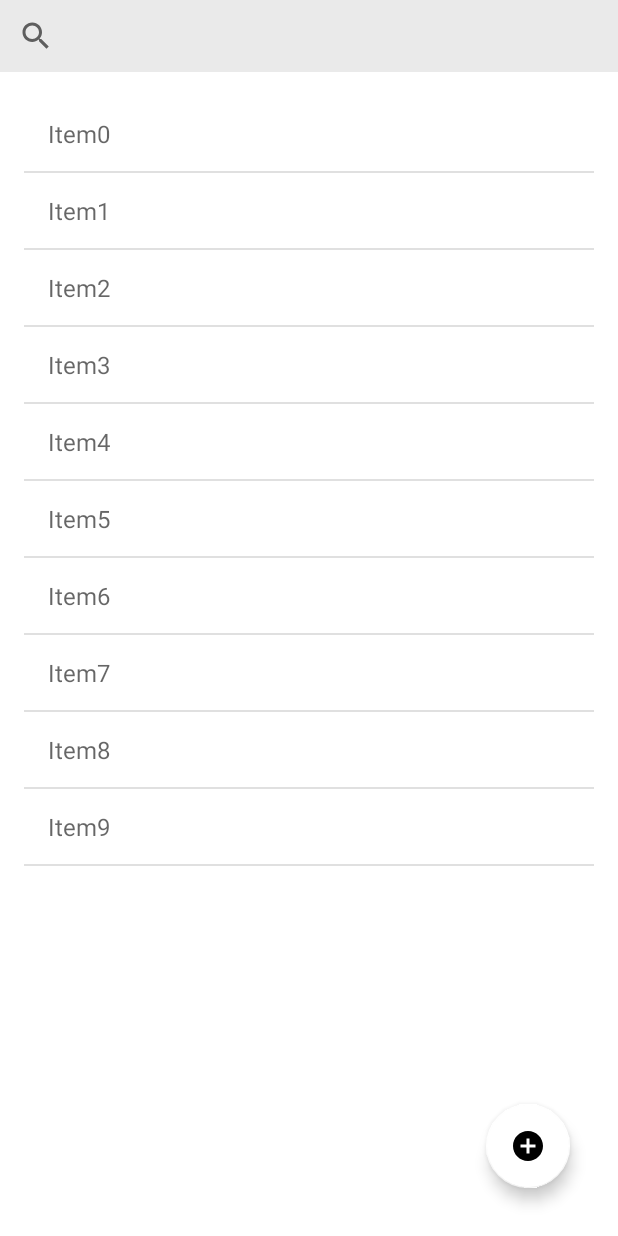
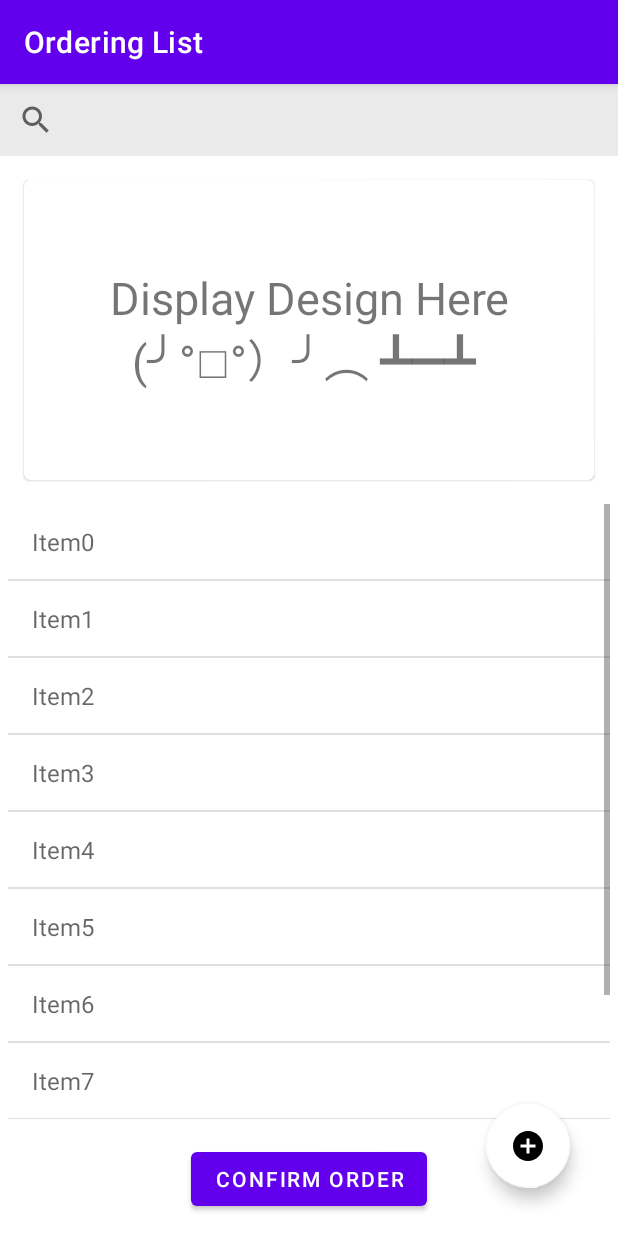
Before and after one commit to LBCesar/WarehouseManagmentSystem, an Android app: the EmployeeMenu screen opened directly, with no data from a screen before it, after a tap on "OrderList", on a phone screen of 412 x 824 dp. Run offline under Robolectric (Android 15) with nearby library versions, the light colour scheme and no system bars; our stand-ins replace data binding.

Commit message:
Orderlist & Add items Added.
Signed-off-by: ShoRaz~ <shorajmanandhar@hotmail.com>

```diff
--- a/app/src/main/java/com/example/warehousemanagmentsystem491b/Employee/EmployeeMenu.java
+++ b/app/src/main/java/com/example/warehousemanagmentsystem491b/Employee/EmployeeMenu.java
@@ -7,7 +7,6 @@ import android.view.Menu;
 import android.view.MenuItem;
 import android.view.View;
 import android.widget.AdapterView;
-import android.widget.ArrayAdapter;
 import android.widget.ListView;
 import android.widget.Toast;
 
@@ -29,8 +28,15 @@ public class EmployeeMenu extends AppCompatActivity {
             "OrderList",
             "Shift Management",
             "Suppliers",
-            "Customers",
-            "Profile"
+            "Customers"
+    };
+
+    private int[] employeeMenuImage = {
+            R.drawable.employee_mainmenu_manage_inventory,
+            R.drawable.employee_mainmenu_orderlist,
+            R.drawable.employee_mainmenu_shift_management,
+            R.drawable.employee_mainmenu_supplier,
+            R.drawable.employee_mainmenu_customer
     };
 
 
@@ -44,8 +50,7 @@ public class EmployeeMenu extends AppCompatActivity {
         setSupportActionBar(employee_toolbar);
 
 
-        ArrayAdapter adapter = new ArrayAdapter(this,
-                R.layout.list_employee_mainmenu, R.id.employee_mainmenu_textView, employeeMenu);
+        EmployeeMenuAdapter adapter = new EmployeeMenuAdapter(getApplicationContext(), employeeMenu, employeeMenuImage);
         employeeMenu_listView.setAdapter(adapter);
         employeeMenu_listView.setOnItemClickListener(new AdapterView.OnItemClickListener() {
             @Override
@@ -63,9 +68,6 @@ public class EmployeeMenu extends AppCompatActivity {
                     startActivity(startAddSupplier);
                 } else if (i == 4) {   // Customers
                     displayToast("Customers Clicked! ");
-                } else if (i == 5) {   // Profile
-                    Intent profile = new Intent(EmployeeMenu.this, Profile.class);
-                    startActivity(profile);
                 }
             }
         });
@@ -116,3 +118,12 @@ public class EmployeeMenu extends AppCompatActivity {
          - https://www.javatpoint.com/android-custom-listview
          - https://stackoverflow.com/questions/19662233/how-open-new-activity-clicking-an-item-in-listview
  */
+
+
+/**
+ * Customer:
+ * first name
+ * last name
+ * shipping address -> [strt number, city, zip]
+ * CreditCard-> [number, expiration, cvv]
+ */
--- /dev/null
+++ b/app/src/main/java/com/example/warehousemanagmentsystem491b/Employee/EmployeeMenuAdapter.java
@@ -0,0 +1,52 @@
+package com.example.warehousemanagmentsystem491b.Employee;
+
+import android.content.Context;
+import android.view.LayoutInflater;
+import android.view.View;
+import android.view.ViewGroup;
+import android.widget.BaseAdapter;
+import android.widget.ImageView;
+import android.widget.TextView;
+
+import com.example.warehousemanagmentsystem491b.R;
+
+public class EmployeeMenuAdapter extends BaseAdapter {
+
+    Context context;
+    String[] employeeMenu;
+    int[] employeeMenuImage;
+    LayoutInflater layoutInflater;
+
+    public EmployeeMenuAdapter(Context applicationContext, String[] employeeMenu, int[] employeeMenuImage) {
+        this.context = context;
+        this.employeeMenu = employeeMenu;
+        this.employeeMenuImage = employeeMenuImage;
+        this.layoutInflater = (LayoutInflater.from(applicationContext));
+    }
+
+    @Override
+    public int getCount() {
+        return employeeMenu.length;
+    }
+
+    @Override
+    public Object getItem(int i) {
+        return null;
+    }
+
+    @Override
+    public long getItemId(int i) {
+        return 0;
+    }
+
+    @Override
+    public View getView(int i, View view, ViewGroup viewGroup) {
+        view = layoutInflater.inflate(R.layout.list_employee_mainmenu, null);
+        TextView mainmenuText = view.findViewById(R.id.employee_mainmenu_textView);
+        ImageView mainmenuImage = view.findViewById(R.id.employee_mainmenu_imageView);
+        ;
+        mainmenuText.setText(employeeMenu[i]);
+        mainmenuImage.setImageResource(employeeMenuImage[i]);
+        return view;
+    }
+}
--- a/app/src/main/java/com/example/warehousemanagmentsystem491b/Profile/Profile.java
+++ b/app/src/main/java/com/example/warehousemanagmentsystem491b/Profile/Profile.java
@@ -59,6 +59,7 @@ public class Profile extends AppCompatActivity {
     public void EditProfileName(View view) {
         // Just to get ready if more things are added
         final EditText editProductName = (EditText) findViewById(R.id.profile_name);
+        final TextInputLayout editProductFullName = (TextInputLayout) findViewById(R.id.profile_full_name);
         if (view.getId() == R.id.test) {
             // Makes button invisible after being clicked
             final Button button = (Button) view;
@@ -72,6 +73,7 @@ public class Profile extends AppCompatActivity {
                 public boolean onKey(View view, int i, KeyEvent keyEvent) {
                     if ((keyEvent.getAction() == KeyEvent.ACTION_DOWN) && (i == KeyEvent.KEYCODE_ENTER)) {
                         editProductName.setEnabled(false);
+                        editProductFullName.setEnabled(false);
                         button.setVisibility(View.VISIBLE); // Makes button visible
                         return true;
                     }
--- a/app/src/main/res/layout/activity_order_list.xml
+++ b/app/src/main/res/layout/activity_order_list.xml
@@ -10,34 +10,73 @@
         tools:context=".MainActivity">
 
         <com.google.android.material.appbar.AppBarLayout
+            android:id="@+id/orderlist_appbar_layout"
             android:layout_width="match_parent"
-            android:layout_height="wrap_content">
+            android:layout_height="wrap_content"
+            android:theme="@style/ThemeOverlay.AppCompat.Dark">
+
+            <androidx.appcompat.widget.Toolbar
+                android:id="@+id/orderlist_toolbar"
+                android:layout_width="match_parent"
+                android:layout_height="?attr/actionBarSize"
+                app:title="Ordering List"></androidx.appcompat.widget.Toolbar>
 
         </com.google.android.material.appbar.AppBarLayout>
 
+        <!--       Remove: Take up useless space
+                This will go into the toolbar -->
         <androidx.appcompat.widget.SearchView
             android:id="@+id/orderlist_search"
             android:layout_width="match_parent"
             android:layout_height="wrap_content"
+            android:layout_below="@+id/orderlist_appbar_layout"
             android:background="#EAEAEA"
             android:clickable="true" />
+
+        <com.google.android.material.card.MaterialCardView
+            android:id="@+id/orderlist_cardview_display"
+            android:layout_width="match_parent"
+            android:layout_height="200dp"
+            android:layout_below="@id/orderlist_search"
+            android:layout_margin="16dp">
+
+            <TextView
+                android:layout_width="wrap_content"
+                android:layout_height="wrap_content"
+                android:layout_gravity="center"
+                android:gravity="center"
+                android:text="Display Design Here (╯°□°）╯︵ ┻━┻ "
+                android:textSize="30dp" />
+
+        </com.google.android.material.card.MaterialCardView>
 
         <androidx.recyclerview.widget.RecyclerView
             android:id="@+id/rv_itemDisplay"
             android:layout_width="match_parent"
             android:layout_height="wrap_content"
-            android:layout_below="@id/orderlist_search"
-            android:layout_marginTop="16dp"
-            android:layout_marginLeft="16dp"
-            android:layout_marginRight="16dp"
+            android:layout_above="@+id/orderlist_confirm_button"
+            android:layout_below="@id/orderlist_cardview_display"
+            android:layout_marginLeft="5dp"
+            android:layout_marginRight="5dp"
+            android:layout_marginBottom="16dp"
             android:scrollbars="vertical" />
+
+        <Button
+            android:id="@+id/orderlist_confirm_button"
+            android:layout_width="wrap_content"
+            android:layout_height="wrap_content"
+            android:layout_alignParentBottom="true"
+            android:layout_centerHorizontal="true"
+            android:layout_marginBottom="14dp"
+            android:text="Confirm Order"
+            android:textColor="@color/colorWhite" />
 
         <com.google.android.material.floatingactionbutton.FloatingActionButton
             android:id="@+id/orderlist_FAB1"
             android:layout_width="wrap_content"
             android:layout_height="wrap_content"
             android:layout_alignParentBottom="true"
-            android:layout_alignParentRight="true"
+            android:layout_alignParentEnd="true"
             android:layout_margin="32dp"
             app:fabSize="auto"
             app:hoveredFocusedTranslationZ="2dp"
--- a/app/src/main/res/layout/activity_profile.xml
+++ b/app/src/main/res/layout/activity_profile.xml
@@ -70,6 +70,7 @@
                 android:onClick="EditProfileName"
                 android:text="Edit"
                 android:textColor="@color/colorWhite" />
+
         </RelativeLayout>
         <!--Full Name-->
         <!--        <com.google.android.material.textfield.TextInputLayout-->
```
Also changed, not shown: app/src/main/res/layout/activity_employee_menu.xml (+8 -55 lines), app/src/main/res/layout/activity_login.xml (+18 -17 lines), app/src/main/res/layout/activity_order_product.xml (+15 -2 lines), app/src/main/res/layout/activity_splashscreen.xml (+4 -11 lines), app/src/main/res/layout/list_employee_mainmenu.xml (+16 -29 lines), app/src/main/res/layout/loginform.xml (+18 -6 lines), app/src/main/java/com/example/warehousemanagmentsystem491b/MainActivity.java (line endings or trailing spaces), app/src/main/res/drawable/background.jpg (added), app/src/main/res/drawable/employee_mainmenu_customer.png (added), app/src/main/res/drawable/employee_mainmenu_manage_inventory.png (added), app/src/main/res/drawable/employee_mainmenu_orderlist.png (added), app/src/main/res/drawable/employee_mainmenu_shift_management.png (added), app/src/main/res/drawable/employee_mainmenu_supplier.png (added), app/src/main/res/drawable/login_image.png (added).
